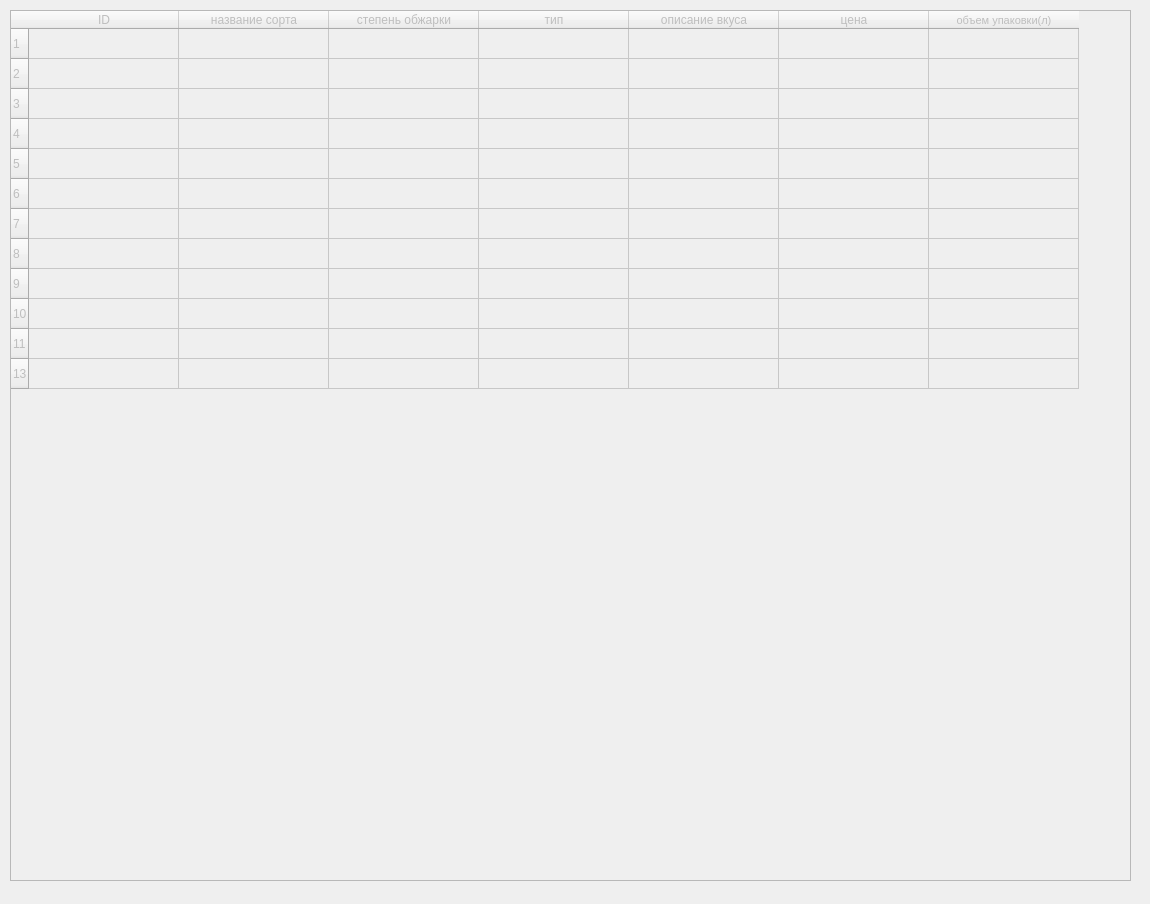
Old version of the form main.ui in the repository MrToxic-png/Espresso.
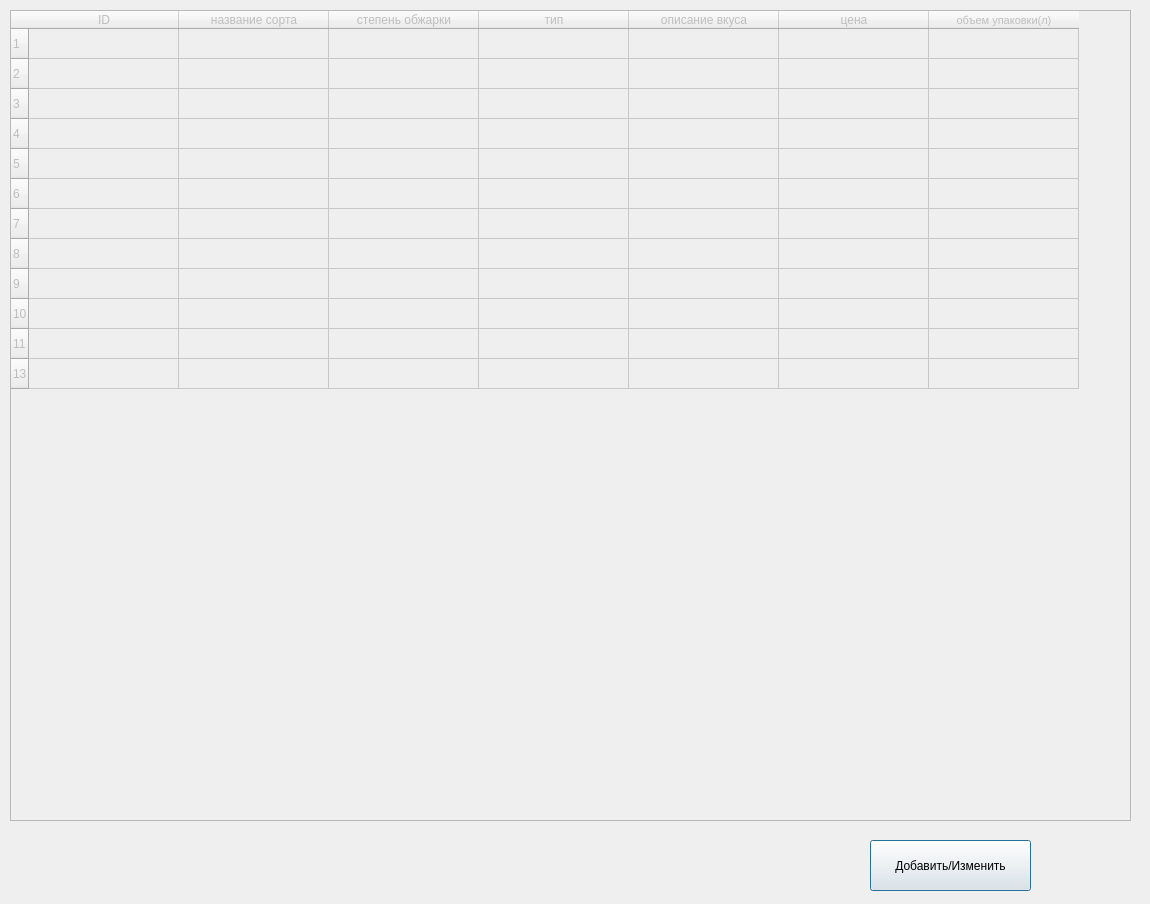
New version of the form.

Commit message: Table of espresso 2

Patch:
```diff
--- a/main.ui
+++ b/main.ui
@@ -22,7 +22,7 @@
      <x>10</x>
      <y>10</y>
      <width>1121</width>
-     <height>871</height>
+     <height>811</height>
     </rect>
    </property>
    <attribute name="horizontalHeaderDefaultSectionSize">
@@ -129,6 +129,19 @@
     </property>
    </column>
   </widget>
+  <widget class="QPushButton" name="add_change">
+   <property name="geometry">
+    <rect>
+     <x>870</x>
+     <y>840</y>
+     <width>161</width>
+     <height>51</height>
+    </rect>
+   </property>
+   <property name="text">
+    <string>Добавить/Изменить</string>
+   </property>
+  </widget>
  </widget>
  <resources/>
  <connections/>
```
The commit also changes 1 other file.
